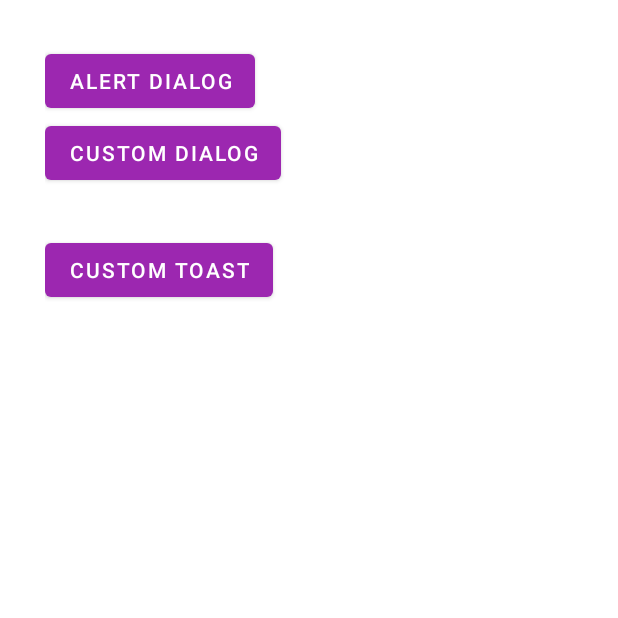
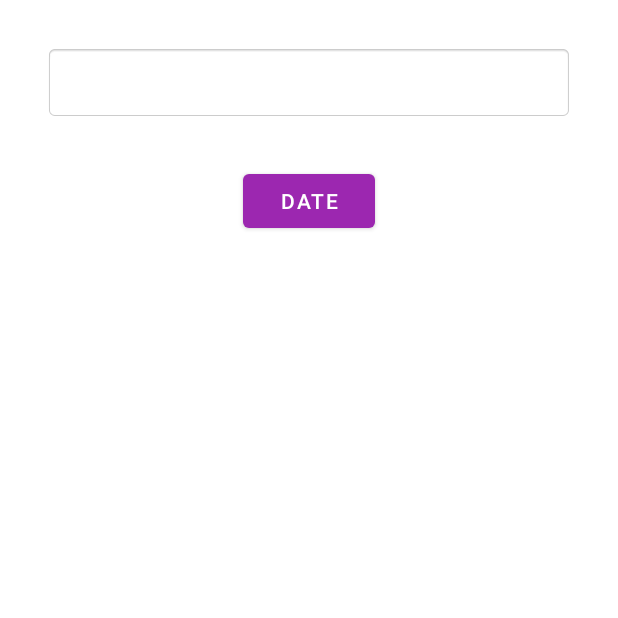
Before and after one commit to AR1610/MyAppgen6to7MT, an Android app: the screen it shows after launch (AlertActivity before the commit, DateTimeActivity after it), on a phone screen of 412 x 824 dp, the top half of it. Run offline under Robolectric (Android 15) with nearby library versions, the phone set to English and light mode, and no system bars; 2 statements that could not run were skipped.

Commit message:
DatePicker Dialog and Splash Screen in Android

```diff
--- /dev/null
+++ b/app/src/main/java/com/myappgen6to7mt/DateTimeActivity.java
@@ -0,0 +1,48 @@
+package com.myappgen6to7mt;
+
+import androidx.appcompat.app.AppCompatActivity;
+
+import android.app.DatePickerDialog;
+import android.os.Bundle;
+import android.view.View;
+import android.widget.Button;
+import android.widget.DatePicker;
+import android.widget.TextView;
+
+import java.util.Calendar;
+
+public class DateTimeActivity extends AppCompatActivity {
+
+    TextView tvDate;
+    Button btnDate;
+    private int day, month, year;
+
+    @Override
+    protected void onCreate(Bundle savedInstanceState) {
+        super.onCreate(savedInstanceState);
+        setContentView(R.layout.activity_date_time);
+        tvDate = findViewById(R.id.tv_date);
+        btnDate = findViewById(R.id.btn_date);
+
+        Calendar calendar = Calendar.getInstance();
+        day = calendar.get(Calendar.DAY_OF_MONTH);
+        month = calendar.get(Calendar.MONTH);
+        year = calendar.get(Calendar.YEAR);
+
+
+        btnDate.setOnClickListener(new View.OnClickListener() {
+            @Override
+            public void onClick(View v) {
+                DatePickerDialog datePickerDialog = new DatePickerDialog(DateTimeActivity.this,
+                        new DatePickerDialog.OnDateSetListener() {
+                    @Override
+                    public void onDateSet(DatePicker view, int year, int month, int dayOfMonth) {
+
+                        tvDate.setText(dayOfMonth + "/" + (month + 1) + "/" + year);
+                    }
+                }, year, month, day);
+                datePickerDialog.show();
+            }
+        });
+    }
+}
--- /dev/null
+++ b/app/src/main/java/com/myappgen6to7mt/GifImageView.java
@@ -0,0 +1,93 @@
+package com.myappgen6to7mt;
+
+import android.content.Context;
+import android.graphics.Canvas;
+import android.graphics.Movie;
+import android.net.Uri;
+import android.os.SystemClock;
+import android.util.AttributeSet;
+import android.util.Log;
+import android.view.View;
+
+import java.io.FileNotFoundException;
+import java.io.InputStream;
+
+public class GifImageView extends View {
+
+    private InputStream mInputStream;
+    private Movie mMovie;
+    private int mWidth, mHeight;
+    private long mStart;
+    private Context mContext;
+
+    public GifImageView(Context context) {
+        super(context);
+        this.mContext = context;
+    }
+
+    public GifImageView(Context context, AttributeSet attrs) {
+        this(context, attrs, 0);
+    }
+
+    public GifImageView(Context context, AttributeSet attrs, int defStyleAttr) {
+        super(context, attrs, defStyleAttr);
+        this.mContext = context;
+        if (attrs.getAttributeName(1).equals("background")) {
+            int id = Integer.parseInt(attrs.getAttributeValue(1).substring(1));
+            setGifImageResource(id);
+        }
+    }
+
+    private void init() {
+        setFocusable(true);
+        mMovie = Movie.decodeStream(mInputStream);
+        mWidth = mMovie.width();
+        mHeight = mMovie.height();
+
+        requestLayout();
+    }
+
+    @Override
+    protected void onMeasure(int widthMeasureSpec, int heightMeasureSpec) {
+        setMeasuredDimension(mWidth, mHeight);
+    }
+
+    @Override
+    protected void onDraw(Canvas canvas) {
+
+        long now = SystemClock.uptimeMillis();
+
+        if (mStart == 0) {
+            mStart = now;
+        }
+
+        if (mMovie != null) {
+
+            int duration = mMovie.duration();
+            if (duration == 0) {
+                duration = 1000;
+            }
+
+            int relTime = (int) ((now - mStart) % duration);
+
+            mMovie.setTime(relTime);
+
+            mMovie.draw(canvas, 0, 0);
+            invalidate();
+        }
+    }
+
+    public void setGifImageResource(int id) {
+        mInputStream = mContext.getResources().openRawResource(id);
+        init();
+    }
+
+    public void setGifImageUri(Uri uri) {
+        try {
+            mInputStream = mContext.getContentResolver().openInputStream(uri);
+            init();
+        } catch (FileNotFoundException e) {
+            Log.e("GIfImageView", "File not found");
+        }
+    }
+}
--- /dev/null
+++ b/app/src/main/java/com/myappgen6to7mt/SplashActivity.java
@@ -0,0 +1,30 @@
+package com.myappgen6to7mt;
+
+import androidx.appcompat.app.AppCompatActivity;
+
+import android.content.Intent;
+import android.os.Bundle;
+import android.os.Handler;
+
+public class SplashActivity extends AppCompatActivity {
+
+    int time = 3000;
+    @Override
+    protected void onCreate(Bundle savedInstanceState) {
+        super.onCreate(savedInstanceState);
+        setContentView(R.layout.activity_splash);
+
+        GifImageView gifImageView = findViewById(R.id.img_gif);
+        gifImageView.setGifImageResource(R.drawable.android);
+        new Handler().postDelayed(new Runnable() {
+            @Override
+            public void run() {
+
+                Intent  i = new Intent(SplashActivity.this,DateTimeActivity.class);
+                startActivity(i);
+                finish();
+            }
+        },time);
+
+    }
+}
--- /dev/null
+++ b/app/src/main/res/layout/activity_date_time.xml
@@ -0,0 +1,34 @@
+<?xml version="1.0" encoding="utf-8"?>
+<LinearLayout xmlns:android="http://schemas.android.com/apk/res/android"
+    xmlns:app="http://schemas.android.com/apk/res-auto"
+    xmlns:tools="http://schemas.android.com/tools"
+    android:layout_width="match_parent"
+    android:layout_height="match_parent"
+    tools:context=".DateTimeActivity"
+    android:orientation="vertical"
+    android:padding="30dp">
+    <!--
+    <DatePicker
+        android:layout_width="match_parent"
+        android:layout_height="match_parent"
+        android:id="@+id/date"/>-->
+
+    <TextView
+        android:layout_width="match_parent"
+        android:layout_height="wrap_content"
+        android:id="@+id/tv_date"
+        android:background="@android:drawable/editbox_background_normal"
+        android:padding="15dp"/>
+
+
+    <Button
+        android:layout_width="wrap_content"
+        android:layout_height="wrap_content"
+        android:id="@+id/btn_date"
+        android:text="Date"
+        android:layout_gravity="center"
+        android:textColor="#fff"
+        android:layout_margin="30dp"/>
+
+
+</LinearLayout>
--- a/app/src/main/res/layout/raw_custom_dialog.xml
+++ b/app/src/main/res/layout/raw_custom_dialog.xml
@@ -32,6 +32,7 @@
             android:layout_height="wrap_content"
             android:layout_weight="1"
             android:text="Search"
+            android:id="@+id/btn_search"
             android:backgroundTint="#fff"/>
 
         <Button
```
Also changed, not shown: app/src/main/AndroidManifest.xml (+7 -1 lines), app/src/main/java/com/myappgen6to7mt/AlertActivity.java (+30 -9 lines), app/src/main/res/layout/activity_splash.xml (added, +22 -0 lines), app/src/main/res/drawable/android.gif (added).
